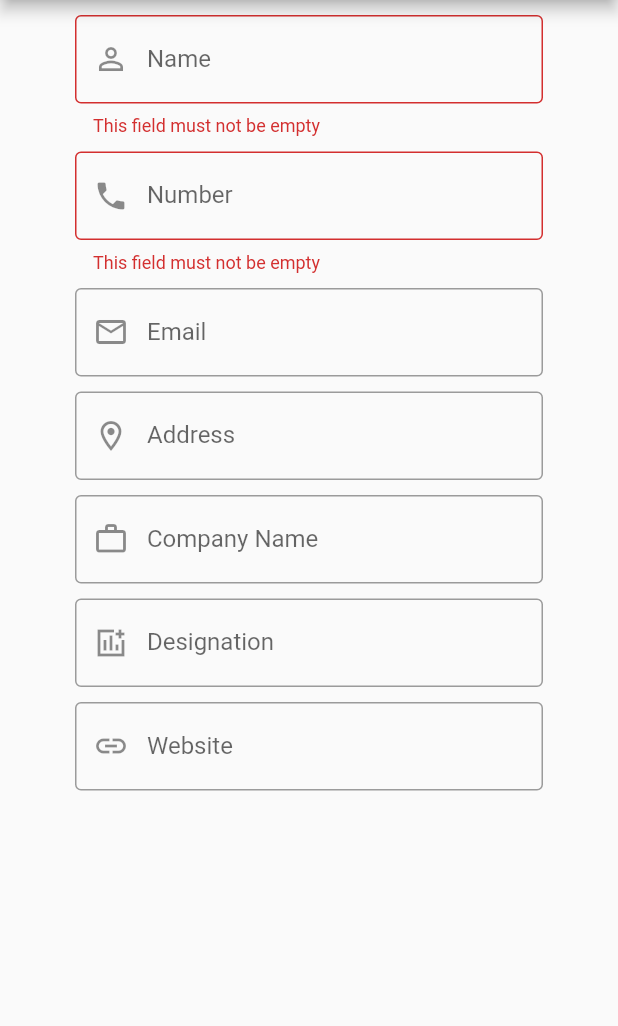
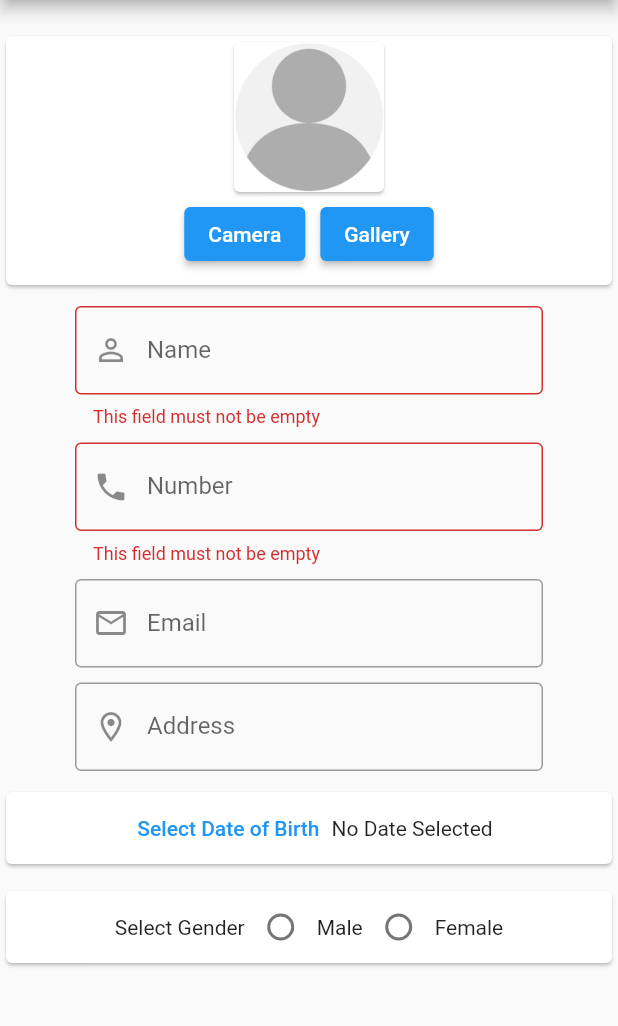
Before and after one commit to F-Reza/PencilBox, a Flutter app: the NewContact screen opened by its route, after a tap on the "save" icon, on a phone screen of 412 x 824 dp, the part 84-1110 px from its top. Run offline on Flutter 3.47's test engine with Material 2 defaults, Android fonts, the phone set to English and light mode, and no system bars; our stand-ins replace image_picker, sqflite, url_launcher_web; missing offline and left inert: dart:ffi, image_picker_for_web; accounts and stored records are empty.

Commit message:
Add new project

```diff
--- a/Contact App/lib/db/sqf_lite_helper.dart
+++ b/Contact App/lib/db/sqf_lite_helper.dart
@@ -1,8 +1,21 @@
+import 'package:contact/models/contact_model.dart';
 import 'package:sqflite/sqflite.dart';
 import 'package:path/path.dart' as Path;
 
 class DBHelper{
-  static const _createTableContact = '''...''';
+  static const _createTableContact = '''
+  create table $tableContact(
+  $tableContactColId integer primary key,
+  $tableContactColName text,
+  $tableContactColNumber text,
+  $tableContactColEmail text,
+  $tableContactColaAddress text,
+  $tableContactColDob text,
+  $tableContactColGender text,
+  $tableContactColImage text,
+  $tableContactColFav integer
+  )
+  ''';
 
   static Future<Database> open() async {
 
@@ -16,4 +29,9 @@ class DBHelper{
 
     });
   }
+
+  static Future<int> insertContact(ContactModel contactModel) async {
+    final db = await open();
+    return db.insert(tableContact, contactModel.toMap());
+  }
 }
--- /dev/null
+++ b/Contact App/lib/generated_plugin_registrant.dart
@@ -0,0 +1,19 @@
+//
+// Generated file. Do not edit.
+//
+
+// ignore_for_file: directives_ordering
+// ignore_for_file: lines_longer_than_80_chars
+// ignore_for_file: depend_on_referenced_packages
+
+import 'package:image_picker_for_web/image_picker_for_web.dart';
+import 'package:url_launcher_web/url_launcher_web.dart';
+
+import 'package:flutter_web_plugins/flutter_web_plugins.dart';
+
+// ignore: public_member_api_docs
+void registerPlugins(Registrar registrar) {
+  ImagePickerPlugin.registerWith(registrar);
+  UrlLauncherPlugin.registerWith(registrar);
+  registrar.registerMessageHandler();
+}
--- a/Contact App/lib/models/contact_model.dart
+++ b/Contact App/lib/models/contact_model.dart
@@ -1,13 +1,26 @@
-class ContactModel{
+
+const String tableContact = 'tbl_contact';
+const String tableContactColId = 'id';
+const String tableContactColName = 'name';
+const String tableContactColNumber = 'number';
+const String tableContactColEmail= 'email';
+const String tableContactColaAddress = 'address';
+const String tableContactColDob = 'dob';
+const String tableContactColGender = 'gender';
+const String tableContactColImage = 'image';
+const String tableContactColFav = 'favourite';
+
+
+class ContactModel {
   int? id;
   String name;
   String number;
   String? email;
   String? address;
-  String? company;
-  String? designation;
-  String? website;
-  bool isFavourite;
+  String? dob;
+  String? gender;
+  String? image;
+  bool favourite;
 
   ContactModel(
       {this.id,
@@ -15,13 +28,44 @@ class ContactModel{
       required this.number,
       this.email,
       this.address,
-      this.company,
-      this.designation,
-      this.website,
-      this.isFavourite = false});
+      this.dob,
+      this.gender,
+      this.image,
+      this.favourite = false});
+
+
+  Map <String, dynamic> toMap() {
+    var map = <String,dynamic> {
+      tableContactColName:name,
+      tableContactColNumber:number,
+      tableContactColEmail:email,
+      tableContactColaAddress:address,
+      tableContactColDob:dob,
+      tableContactColGender:gender,
+      tableContactColImage:image,
+      tableContactColFav:favourite? 1:0,
+    };
+    if(id!=null){
+      map[tableContactColId] = id;
+    }
+    return map;
+  }
+
+  factory ContactModel.fromMap(Map<String, dynamic> map) => ContactModel(
+    id: map[tableContactColId],
+    name: map[tableContactColName],
+    number: map[tableContactColNumber],
+    email: map[tableContactColEmail],
+    address: map[tableContactColaAddress],
+    dob: map[tableContactColDob],
+    gender: map[tableContactColGender],
+    image: map[tableContactColImage],
+    favourite: map[tableContactColFav] == 1?true:false,
+  );
 
   @override
   String toString() {
-    return 'ContactModel{id: $id, name: $name, number: $number, email: $email, address: $address, company: $company, designation: $designation, website: $website, isFavourite: $isFavourite}';
+    return 'ContactModel{id: $id, name: $name, number: $number, email: $email, address: $address, dob: $dob, gender: $gender, image: $image, favourite: $favourite}';
   }
+
 }
--- a/Contact App/lib/pages/new_contact.dart
+++ b/Contact App/lib/pages/new_contact.dart
@@ -1,5 +1,10 @@
+import 'dart:io';
+
+import 'package:contact/db/sqf_lite_helper.dart';
 import 'package:contact/models/contact_model.dart';
 import 'package:flutter/material.dart';
+import 'package:image_picker/image_picker.dart';
+import 'package:intl/intl.dart';
 
 class NewContact extends StatefulWidget {
   static const String routeName = '/new';
@@ -16,9 +21,10 @@ class _NewContactState extends State<NewContact> {
   final numberController = TextEditingController();
   final emailController = TextEditingController();
   final addressController = TextEditingController();
-  final companyController = TextEditingController();
-  final designationController = TextEditingController();
-  final websiteController = TextEditingController();
+  String? _dob;
+  String? _genderGroupValue;
+  String? _imagePath;
+  ImageSource _imageSource = ImageSource.camera;
 
   final formKey = GlobalKey <FormState>();
 
@@ -26,12 +32,9 @@ class _NewContactState extends State<NewContact> {
   @override
   void dispose() {
     nameController.dispose();
-    nameController.dispose();
+    numberController.dispose();
     emailController.dispose();
     addressController.dispose();
-    companyController.dispose();
-    designationController.dispose();
-    websiteController.dispose();
     super.dispose();
   }
 
@@ -51,6 +54,46 @@ class _NewContactState extends State<NewContact> {
         key: formKey,
         child: ListView(
           children: [
+            SizedBox(height: 20,),
+            Card(
+              child: Column(
+                mainAxisSize: MainAxisSize.min,
+                children: [
+                  Card(
+                    child: _imagePath == null ? Image.asset(
+                      'images/person.png',
+                      height: 100,
+                      width: 100,
+                      fit: BoxFit.contain,)
+                        : Image.file(File(_imagePath!),
+                      height: 100,
+                      width: 100,
+                      fit: BoxFit.contain,
+                    ),
+                  ),
+                  Row(
+                    mainAxisAlignment: MainAxisAlignment.center,
+                    children: [
+                      ElevatedButton(onPressed: (){
+                        _imageSource = ImageSource.camera;
+                        _getImage();
+                      },
+                          child: const Text('Camera')
+                      ),
+                      SizedBox(width: 10,),
+                      ElevatedButton(onPressed: (){
+                        _imageSource = ImageSource.gallery;
+                        _getImage();
+                      },
+                          child: const Text('Gallery')
+                      ),
+                    ],
+
+                  ),
+                  SizedBox(height: 10,)
+                ],
+              ),
+            ),
             SizedBox(height: 10,),
             Padding(
               padding: const EdgeInsets.symmetric(horizontal: 50,),
@@ -89,8 +132,8 @@ class _NewContactState extends State<NewContact> {
                   if (value == null || value.isEmpty) {
                     return 'This field must not be empty';
                   }
-                  if (value.length > 20) {
-                    return 'name must be in 14 character';
+                  if (value.length > 14) {
+                    return 'number must be in 14 character';
                   } else {
                     return null;
                   }
@@ -124,63 +167,94 @@ class _NewContactState extends State<NewContact> {
               ),
             ),
             SizedBox(height: 10,),
-            Padding(
-              padding: const EdgeInsets.symmetric(horizontal: 50),
-              child: TextFormField(
-                controller: companyController,
-                keyboardType: TextInputType.text,
-                decoration: InputDecoration(
-                  border: OutlineInputBorder(),
-                  labelText: 'Company Name',
-                  prefixIcon: Icon(Icons.work_outline),
-                ),
+            Card(
+              child: Row(
+                mainAxisAlignment: MainAxisAlignment.center,
+                children: [
+                  TextButton(onPressed: _selectDate,
+                      child: Text('Select Date of Birth')),
+                  Text(_dob == null ? 'No Date Selected' : _dob!)
+                ],
               ),
             ),
             SizedBox(height: 10,),
-            Padding(
-              padding: const EdgeInsets.symmetric(horizontal: 50),
-              child: TextFormField(
-                controller: designationController,
-                keyboardType: TextInputType.text,
-                decoration: InputDecoration(
-                  border: OutlineInputBorder(),
-                  labelText: 'Designation',
-                  prefixIcon: Icon(Icons.add_chart_sharp),
-                ),
+            Card(
+              child: Row(
+                mainAxisAlignment: MainAxisAlignment.center,
+                children: [
+                  Text('Select Gender'),
+                  Radio<String>(
+                    value: 'Male',
+                    groupValue: _genderGroupValue,
+                    onChanged: (value) {
+                      setState(() {
+                        _genderGroupValue = value;
+                      });
+                    },
+                  ),
+                  Text('Male'),
+                  Radio<String>(
+                    value: 'Female',
+                    groupValue: _genderGroupValue,
+                    onChanged: (value) {
+                      setState(() {
+                        _genderGroupValue = value;
+                      });
+                    },
+                  ),
+                  const Text('Female'),
+                ],
               ),
             ),
-            SizedBox(height: 10,),
-            Padding(
-              padding: const EdgeInsets.symmetric(horizontal: 50),
-              child: TextFormField(
-                controller: websiteController,
-                keyboardType: TextInputType.text,
-                decoration: InputDecoration(
-                  border: OutlineInputBorder(),
-                  labelText: 'Website',
-                  prefixIcon: Icon(Icons.link),
-                ),
-              ),
-            ),
-            SizedBox(height: 10,),
           ],
         ),
       ),
     );
   }
 
-  void _saveContactInfo() {
+  void _saveContactInfo() async {
     if (formKey.currentState!.validate()) {
       final contact = ContactModel(
-          name: nameController.text,
-          number: numberController.text,
+        name: nameController.text,
+        number: numberController.text,
         email: emailController.text,
         address: addressController.text,
-        company: companyController.text,
-        designation: designationController.text,
-        website: websiteController.text
+        dob: _dob,
+        gender: _genderGroupValue,
+        image: _imagePath,
       );
       print(contact.toString());
+      final rowid = await DBHelper.insertContact(contact);
+      if(rowid>0){
+        contact.id =rowid;
+        Navigator.pop(context);
+      }else{
+
+      }
+    }
+  }
+
+
+  void _selectDate() async {
+    final selectedDate = await showDatePicker(
+        context: context,
+        initialDate: DateTime.now(),
+        firstDate: DateTime(1950),
+        lastDate: DateTime.now());
+    if (selectedDate != null) {
+      setState(() {
+        _dob = DateFormat('dd/MM/yyyy').format(selectedDate);
+      });
+    }
+  }
+
+  void _getImage() async {
+    final selectedImage = await ImagePicker()
+        .pickImage(source: _imageSource);
+    if(selectedImage!=null){
+      setState((){
+        _imagePath = selectedImage.path;
+      });
     }
   }
 
```
Also changed, not shown: Contact App/pubspec.yaml (+8 -1 lines), Contact App/images/person.png (added), Contact App/pubspec.lock, 2 other files.
